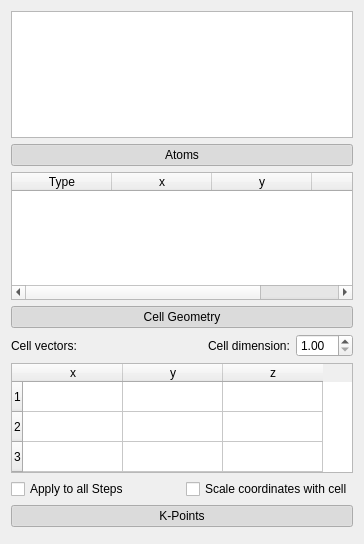
Before: the Qt Designer form vipster/molwidget.ui in sgsaenger/vipster, drawn with Qt 5.
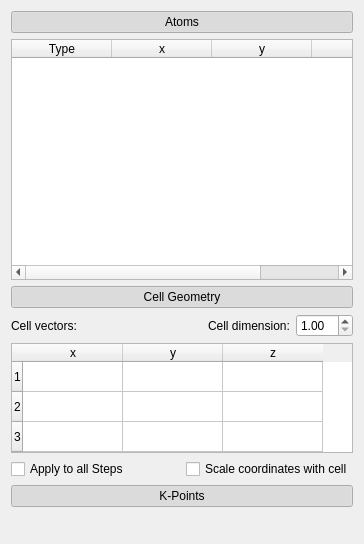
After: the same form once the commit is applied.

Diff of the .ui file:
```diff
--- a/vipster/molwidget.ui
+++ b/vipster/molwidget.ui
@@ -13,10 +13,7 @@
   <property name="windowTitle">
    <string>Form</string>
   </property>
-  <layout class="QVBoxLayout" name="verticalLayout">
-   <item>
-    <widget class="QListWidget" name="molList"/>
-   </item>
+  <layout class="QVBoxLayout" name="verticalLayout" stretch="0,2,0,0,0,0,0">
    <item>
     <widget class="QPushButton" name="atomTableButton">
      <property name="text">
@@ -69,6 +66,12 @@
    </item>
    <item>
     <widget class="QWidget" name="cellContainer" native="true">
+     <property name="sizePolicy">
+      <sizepolicy hsizetype="Preferred" vsizetype="Fixed">
+       <horstretch>0</horstretch>
+       <verstretch>0</verstretch>
+      </sizepolicy>
+     </property>
      <layout class="QVBoxLayout" name="verticalLayout_3">
       <property name="leftMargin">
        <number>0</number>
@@ -219,6 +222,22 @@
      <widget class="QWidget" name="page_2"/>
     </widget>
    </item>
+   <item>
+    <spacer name="verticalSpacer">
+     <property name="orientation">
+      <enum>Qt::Vertical</enum>
+     </property>
+     <property name="sizeType">
+      <enum>QSizePolicy::Expanding</enum>
+     </property>
+     <property name="sizeHint" stdset="0">
+      <size>
+       <width>0</width>
+       <height>20</height>
+      </size>
+     </property>
+    </spacer>
+   </item>
   </layout>
  </widget>
  <resources/>
```
Left out of the diff: 18 changed lines with no effect on the pictures.
